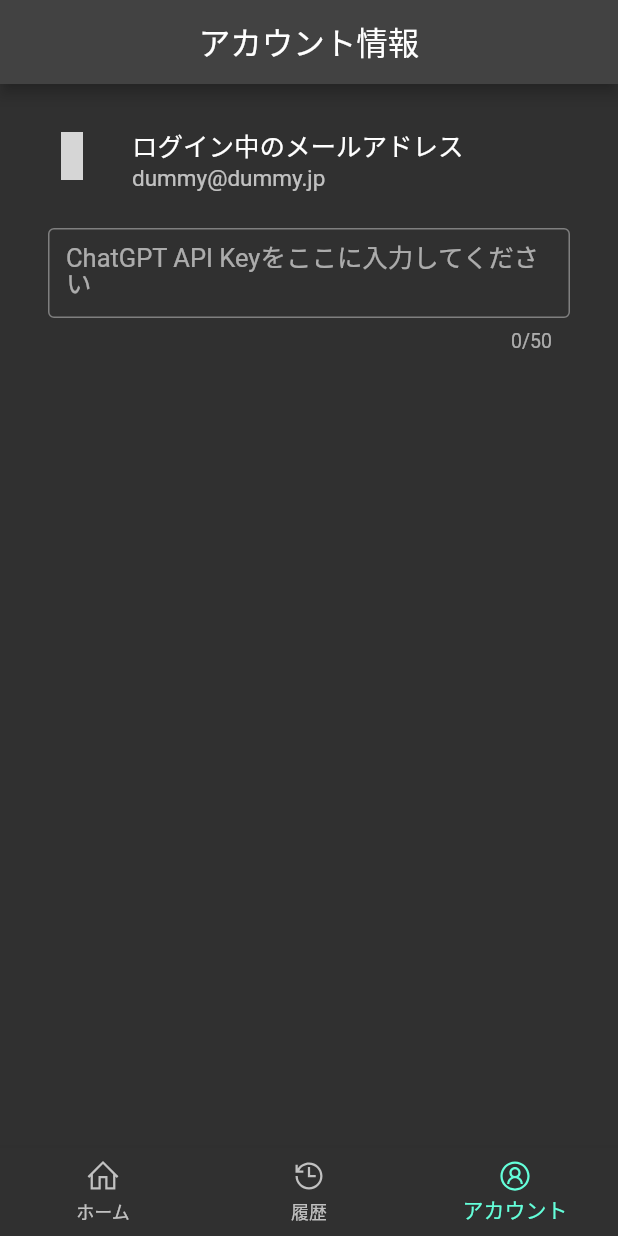
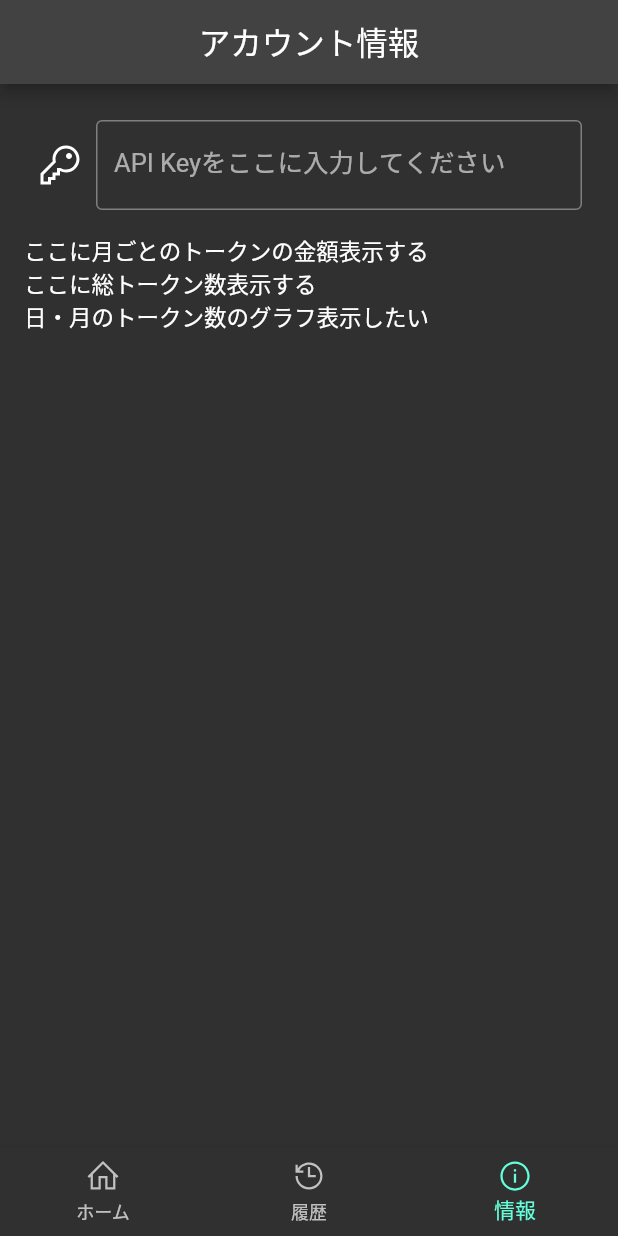
Before and after one commit to hotdrop/my-assistant, a Flutter app: the screen it shows after launch, item 3 of the bottom bar chosen, on a phone screen of 412 x 824 dp. Run offline on Flutter 3.47's test engine with Material 2 defaults, Android fonts, the phone set to English and light mode, and no system bars; our stand-ins replace flutter_riverpod, freezed_annotation, line_icons, logger, riverpod_annotation; generated files the repository leaves out were written again; Roboto replaces fonts that are missing (Note Sans JP); grey boxes are pictures that could not be loaded.

```diff
--- a/lib/data/assist_repository.dart
+++ b/lib/data/assist_repository.dart
@@ -20,6 +20,7 @@ class AssistRepository {
     AppLogger.d('[送信するリクエスト情報]\n header: ${request.header} \n body: ${request.body()}');
     // TODO 検証中なのでAPIは叩かない
     // final response = await _ref.read(httpClientProvider).post(request);
+    await Future<void>.delayed(const Duration(seconds: 2));
 
     // TODO ここでローカルストレージに保存する
 
--- a/lib/model/gpt_request.dart
+++ b/lib/model/gpt_request.dart
@@ -13,7 +13,7 @@ class GptRequest {
         'Content-type': 'application/json',
       };
 
-  // TODO 前の対話情報もここで設定する
+  // TODO 引数で前の対話情報を受け取ってjsonに設定する
   String body() {
     return json.encode({
       'model': 'gpt-3.5-turbo',
--- a/lib/service/authentication.dart
+++ /dev/null
@@ -1,9 +0,0 @@
-import 'package:assistant_me/model/app_settings.dart';
-import 'package:riverpod_annotation/riverpod_annotation.dart';
-
-final authenticationProvider = FutureProvider<void>((ref) async {
-  await Future<void>.delayed(Duration.zero);
-  // TODO ここ本当は認証する
-  final email = 'dummy@dummy.jp';
-  ref.read(appSettingsProvider.notifier).setEmail(email);
-});
--- a/lib/ui/account/account_page.dart
+++ /dev/null
@@ -1,66 +0,0 @@
-import 'package:assistant_me/model/app_settings.dart';
-import 'package:flutter/material.dart';
-import 'package:flutter_riverpod/flutter_riverpod.dart';
-import 'package:line_icons/line_icon.dart';
-import 'package:line_icons/line_icons.dart';
-
-class AccountPage extends StatelessWidget {
-  const AccountPage({super.key});
-
-  @override
-  Widget build(BuildContext context) {
-    return Scaffold(
-      appBar: AppBar(
-        title: const Text('アカウント情報'),
-      ),
-      body: Padding(
-        padding: const EdgeInsets.all(16),
-        child: Column(
-          crossAxisAlignment: CrossAxisAlignment.start,
-          children: const [
-            _ViewEmail(),
-            SizedBox(height: 8),
-            _ViewInputApiKey(),
-          ],
-        ),
-      ),
-    );
-  }
-}
-
-class _ViewEmail extends ConsumerWidget {
-  const _ViewEmail();
-
-  @override
-  Widget build(BuildContext context, WidgetRef ref) {
-    final email = ref.watch(appSettingsProvider).email ?? 'ー';
-    return ListTile(
-      leading: LineIcon(LineIcons.smilingFace, size: 32),
-      title: const Text('ログイン中のメールアドレス'),
-      subtitle: Text(email),
-    );
-  }
-}
-
-class _ViewInputApiKey extends ConsumerWidget {
-  const _ViewInputApiKey();
-
-  @override
-  Widget build(BuildContext context, WidgetRef ref) {
-    return Padding(
-      padding: const EdgeInsets.symmetric(horizontal: 16),
-      child: TextField(
-        decoration: const InputDecoration(
-          border: OutlineInputBorder(),
-          label: Text('ChatGPT API Keyをここに入力してください'),
-        ),
-        maxLength: 50,
-        onChanged: (String? value) {
-          if (value != null) {
-            ref.read(appSettingsProvider.notifier).setApiKey(value);
-          }
-        },
-      ),
-    );
-  }
-}
--- /dev/null
+++ b/lib/ui/info/information_page.dart
@@ -0,0 +1,68 @@
+import 'package:assistant_me/model/app_settings.dart';
+import 'package:flutter/material.dart';
+import 'package:flutter_riverpod/flutter_riverpod.dart';
+import 'package:line_icons/line_icon.dart';
+import 'package:line_icons/line_icons.dart';
+
+class InformationPage extends StatelessWidget {
+  const InformationPage({super.key});
+
+  @override
+  Widget build(BuildContext context) {
+    return Scaffold(
+      appBar: AppBar(
+        title: const Text('アカウント情報'),
+      ),
+      body: Padding(
+        padding: const EdgeInsets.all(16),
+        child: Column(
+          crossAxisAlignment: CrossAxisAlignment.start,
+          children: const [
+            SizedBox(height: 8),
+            _ViewInputApiKey(),
+            SizedBox(height: 16),
+            Text('ここに月ごとのトークンの金額表示する'),
+            Text('ここに総トークン数表示する'),
+            Text('日・月のトークン数のグラフ表示したい'),
+          ],
+        ),
+      ),
+    );
+  }
+}
+
+class _ViewInputApiKey extends ConsumerWidget {
+  const _ViewInputApiKey();
+
+  @override
+  Widget build(BuildContext context, WidgetRef ref) {
+    return Padding(
+      padding: const EdgeInsets.symmetric(horizontal: 8),
+      child: Row(
+        crossAxisAlignment: CrossAxisAlignment.center,
+        children: [
+          LineIcon(LineIcons.key, size: 32),
+          const SizedBox(width: 8),
+          Flexible(
+            child: SizedBox(
+              width: 500,
+              child: TextField(
+                decoration: const InputDecoration(
+                  border: OutlineInputBorder(),
+                  label: Text('API Keyをここに入力してください'),
+                  counterText: '',
+                ),
+                maxLength: 50,
+                onChanged: (String? value) {
+                  if (value != null) {
+                    ref.read(appSettingsProvider.notifier).setApiKey(value);
+                  }
+                },
+              ),
+            ),
+          ),
+        ],
+      ),
+    );
+  }
+}
--- a/lib/ui/top_page.dart
+++ b/lib/ui/top_page.dart
@@ -1,50 +1,18 @@
-import 'package:assistant_me/service/authentication.dart';
-import 'package:assistant_me/ui/account/account_page.dart';
+import 'package:flutter/material.dart';
+import 'package:assistant_me/ui/info/information_page.dart';
 import 'package:assistant_me/ui/history/history_page.dart';
 import 'package:assistant_me/ui/home/home_page.dart';
-import 'package:flutter/material.dart';
-import 'package:flutter_riverpod/flutter_riverpod.dart';
 import 'package:line_icons/line_icon.dart';
 import 'package:line_icons/line_icons.dart';
 
-class TopPage extends ConsumerWidget {
+class TopPage extends StatefulWidget {
   const TopPage({super.key});
 
   @override
-  Widget build(BuildContext context, WidgetRef ref) {
-    return ref.watch(authenticationProvider).when(
-          data: (_) => const _ViewOnBody(),
-          error: (error, stackTrace) => const _ViewOnLoading(),
-          loading: () => const _ViewOnLoading(),
-        );
-  }
+  State<TopPage> createState() => _TopPageState();
 }
 
-class _ViewOnLoading extends StatelessWidget {
-  const _ViewOnLoading();
-
-  @override
-  Widget build(BuildContext context) {
-    return Scaffold(
-      appBar: AppBar(title: const Text('認証')),
-      body: const Padding(
-        padding: EdgeInsets.all(16),
-        child: Center(
-          child: Text('画面が切り替わるまで少しお待ちください。'),
-        ),
-      ),
-    );
-  }
-}
-
-class _ViewOnBody extends StatefulWidget {
-  const _ViewOnBody();
-
-  @override
-  State<_ViewOnBody> createState() => _ViewOnBodyState();
-}
-
-class _ViewOnBodyState extends State<_ViewOnBody> {
+class _TopPageState extends State<TopPage> {
   int _currentIdx = 0;
 
   @override
@@ -70,7 +38,7 @@ class _ViewOnBodyState extends State<_ViewOnBody> {
   List<Destination> get destinations => <Destination>[
         Destination('ホーム', LineIcon(LineIcons.home)),
         Destination('履歴', LineIcon(LineIcons.history)),
-        Destination('アカウント', LineIcon(LineIcons.userCircle)),
+        Destination('情報', LineIcon(LineIcons.infoCircle)),
       ];
 
   Widget _menuView(int index) {
@@ -80,7 +48,7 @@ class _ViewOnBodyState extends State<_ViewOnBody> {
       case 1:
         return const HistoryPage();
       case 2:
-        return const AccountPage();
+        return const InformationPage();
       default:
         throw Exception(['不正なIndexです index=$index']);
     }
```
Also changed, not shown: lib/model/app_settings.dart (+2 -8 lines), lib/model/talk.dart (+18 -5 lines), lib/ui/home/home_controller.dart (+28 -5 lines), lib/ui/home/home_page.dart (+11 -4 lines), lib/ui/widgets/assistant_chat_row_widget.dart (+9 -6 lines), lib/ui/widgets/user_chat_row_widget.dart (+9 -6 lines).
